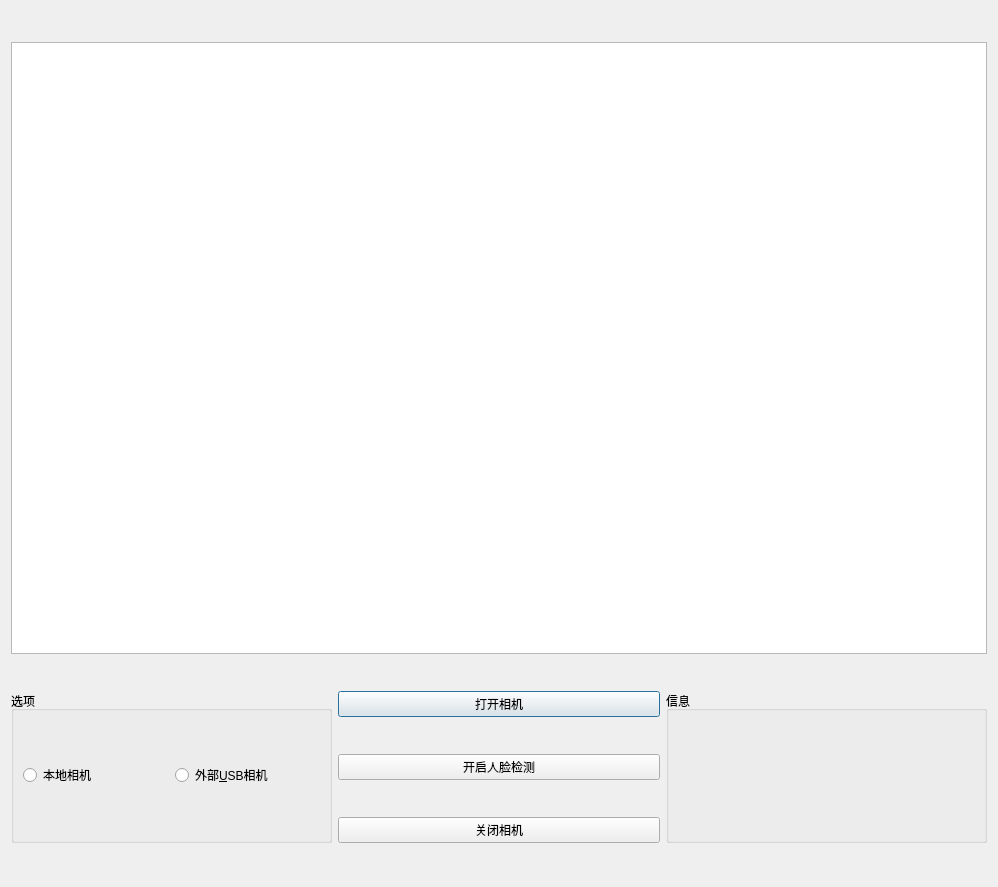
First picture: the form in src/face_detect.ui, repository wangrichaoren/ToolBox, before the edit.
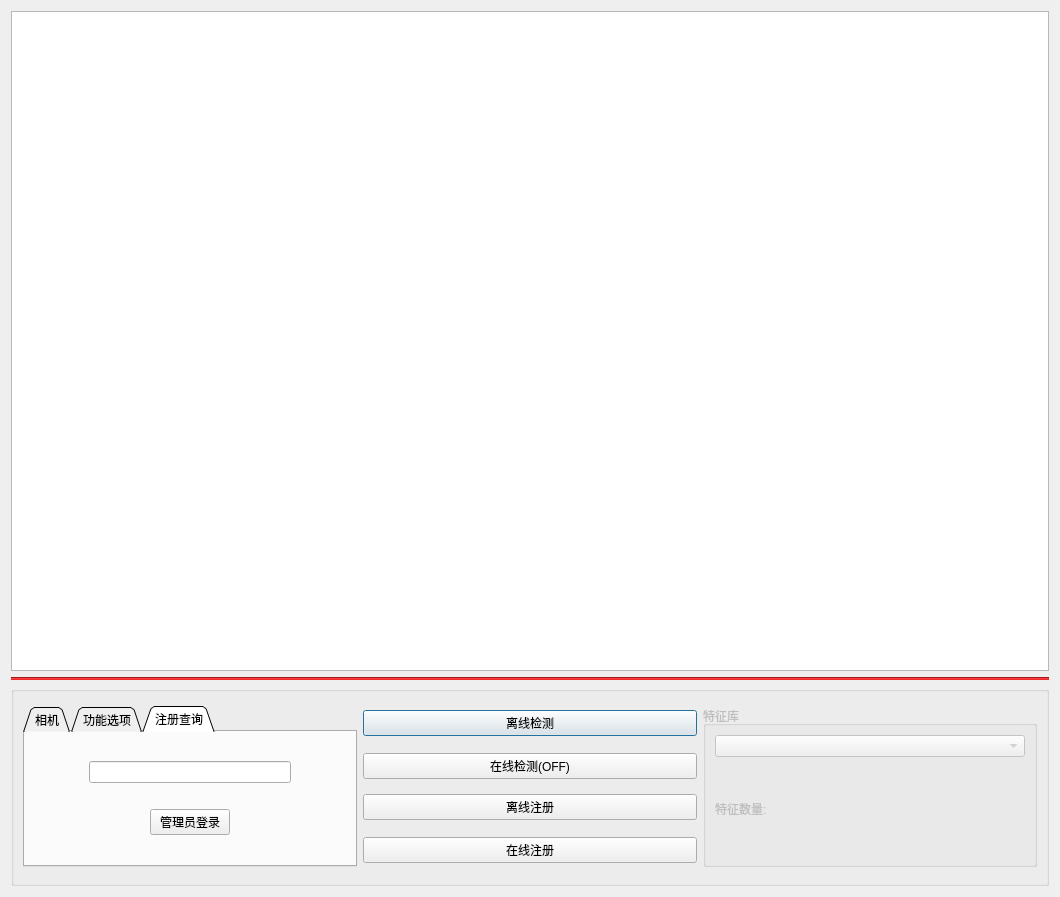
Second picture: the form after the edit. The open tabs and pages were chosen to show the change.

Commit message: feat: 完善人脸识别系统

```diff
--- a/src/face_detect.ui
+++ b/src/face_detect.ui
@@ -6,87 +6,274 @@
    <rect>
     <x>0</x>
     <y>0</y>
-    <width>994</width>
-    <height>887</height>
+    <width>1060</width>
+    <height>897</height>
    </rect>
   </property>
   <property name="windowTitle">
    <string>人脸识别</string>
   </property>
   <layout class="QGridLayout" name="gridLayout">
-   <item row="0" column="0" colspan="3">
-    <widget class="QGraphicsView" name="graphicsView">
+   <item row="2" column="0">
+    <widget class="Line" name="line">
+     <property name="styleSheet">
+      <string notr="true">color: rgb(239, 41, 41);
+background-color: rgb(239, 41, 41);</string>
+     </property>
+     <property name="orientation">
+      <enum>Qt::Horizontal</enum>
+     </property>
+    </widget>
+   </item>
+   <item row="1" column="0">
+    <widget class="QGraphicsView" name="main_graphicsView">
+     <property name="styleSheet">
+      <string notr="true"/>
+     </property>
+    </widget>
+   </item>
+   <item row="3" column="0">
+    <widget class="QGroupBox" name="groupBox">
      <property name="sizePolicy">
-      <sizepolicy hsizetype="Fixed" vsizetype="Fixed">
+      <sizepolicy hsizetype="Preferred" vsizetype="Fixed">
        <horstretch>0</horstretch>
        <verstretch>0</verstretch>
       </sizepolicy>
      </property>
      <property name="minimumSize">
       <size>
-       <width>976</width>
-       <height>612</height>
+       <width>0</width>
+       <height>200</height>
       </size>
      </property>
-     <property name="maximumSize">
-      <size>
-       <width>976</width>
-       <height>612</height>
-      </size>
+     <property name="styleSheet">
+      <string notr="true"/>
      </property>
-    </widget>
-   </item>
-   <item row="1" column="0" rowspan="3">
-    <widget class="QGroupBox" name="groupBox">
      <property name="title">
-      <string>选项</string>
+      <string/>
      </property>
      <layout class="QGridLayout" name="gridLayout_2">
-      <item row="0" column="0">
-       <widget class="QRadioButton" name="radioButton">
-        <property name="text">
-         <string>本地相机</string>
-        </property>
-       </widget>
-      </item>
       <item row="0" column="1">
-       <widget class="QRadioButton" name="radioButton_2">
+       <widget class="QPushButton" name="offline_det_btn">
         <property name="text">
-         <string>外部&amp;USB相机</string>
+         <string>离线检测</string>
         </property>
        </widget>
       </item>
+      <item row="1" column="1">
+       <widget class="QPushButton" name="online_det_btn">
+        <property name="text">
+         <string>在线检测(OFF)</string>
+        </property>
+       </widget>
+      </item>
+      <item row="2" column="1">
+       <widget class="QPushButton" name="offline_reg_btn">
+        <property name="text">
+         <string>离线注册</string>
+        </property>
+       </widget>
+      </item>
+      <item row="3" column="1">
+       <widget class="QPushButton" name="online_reg_btn">
+        <property name="text">
+         <string>在线注册</string>
+        </property>
+       </widget>
+      </item>
+      <item row="0" column="0" rowspan="4">
+       <widget class="QTabWidget" name="tabWidget">
+        <property name="sizePolicy">
+         <sizepolicy hsizetype="Preferred" vsizetype="Preferred">
+          <horstretch>0</horstretch>
+          <verstretch>0</verstretch>
+         </sizepolicy>
+        </property>
+        <property name="tabShape">
+         <enum>QTabWidget::Triangular</enum>
+        </property>
+        <property name="currentIndex">
+         <number>0</number>
+        </property>
+        <widget class="QWidget" name="tab">
+         <attribute name="title">
+          <string>相机</string>
+         </attribute>
+         <layout class="QGridLayout" name="gridLayout_3">
+          <item row="0" column="0">
+           <widget class="QRadioButton" name="local_radioButton">
+            <property name="text">
+             <string>本地相机</string>
+            </property>
+           </widget>
+          </item>
+          <item row="0" column="1">
+           <widget class="QRadioButton" name="astra_radioButton">
+            <property name="text">
+             <string>乐视三合一相机</string>
+            </property>
+           </widget>
+          </item>
+          <item row="0" column="2">
+           <widget class="QRadioButton" name="radioButton">
+            <property name="enabled">
+             <bool>false</bool>
+            </property>
+            <property name="text">
+             <string>其他</string>
+            </property>
+           </widget>
+          </item>
+         </layout>
+        </widget>
+        <widget class="QWidget" name="tab_2">
+         <attribute name="title">
+          <string>功能选项</string>
+         </attribute>
+         <layout class="QGridLayout" name="gridLayout_4">
+          <item row="0" column="0">
+           <widget class="QRadioButton" name="offline_radioButton">
+            <property name="text">
+             <string>离线识别</string>
+            </property>
+           </widget>
+          </item>
+          <item row="0" column="1">
+           <widget class="QRadioButton" name="live_radioButton">
+            <property name="text">
+             <string>活体识别</string>
+            </property>
+           </widget>
+          </item>
+          <item row="0" column="2">
+           <widget class="QRadioButton" name="feature_radioButton">
+            <property name="text">
+             <string>特征识别</string>
+            </property>
+           </widget>
+          </item>
+         </layout>
+        </widget>
+        <widget class="QWidget" name="tab_3">
+         <attribute name="title">
+          <string>注册查询</string>
+         </attribute>
+         <layout class="QGridLayout" name="gridLayout_5">
+          <item row="1" column="2">
+           <widget class="QPushButton" name="admin_btn">
+            <property name="text">
+             <string>管理员登录</string>
+            </property>
+           </widget>
+          </item>
+          <item row="1" column="3">
+           <spacer name="horizontalSpacer_3">
+            <property name="orientation">
+             <enum>Qt::Horizontal</enum>
+            </property>
+            <property name="sizeHint" stdset="0">
+             <size>
+              <width>40</width>
+              <height>20</height>
+             </size>
+            </property>
+           </spacer>
+          </item>
+          <item row="1" column="0">
+           <spacer name="horizontalSpacer">
+            <property name="orientation">
+             <enum>Qt::Horizontal</enum>
+            </property>
+            <property name="sizeHint" stdset="0">
+             <size>
+              <width>40</width>
+              <height>20</height>
+             </size>
+            </property>
+           </spacer>
+          </item>
+          <item row="1" column="4">
+           <spacer name="horizontalSpacer_2">
+            <property name="orientation">
+             <enum>Qt::Horizontal</enum>
+            </property>
+            <property name="sizeHint" stdset="0">
+             <size>
+              <width>40</width>
+              <height>20</height>
+             </size>
+            </property>
+           </spacer>
+          </item>
+          <item row="1" column="1">
+           <spacer name="horizontalSpacer_4">
+            <property name="orientation">
+             <enum>Qt::Horizontal</enum>
+            </property>
+            <property name="sizeHint" stdset="0">
+             <size>
+              <width>40</width>
+              <height>20</height>
+             </size>
+            </property>
+           </spacer>
+          </item>
+          <item row="0" column="1" colspan="3">
+           <widget class="QLineEdit" name="lineEdit">
+            <property name="text">
+             <string/>
+            </property>
+            <property name="echoMode">
+             <enum>QLineEdit::Password</enum>
+            </property>
+           </widget>
+          </item>
+         </layout>
+        </widget>
+       </widget>
+      </item>
+      <item row="0" column="2" rowspan="4">
+       <widget class="QGroupBox" name="groupBox_2">
+        <property name="enabled">
+         <bool>false</bool>
+        </property>
+        <property name="title">
+         <string>特征库</string>
+        </property>
+        <layout class="QGridLayout" name="gridLayout_6">
+         <item row="1" column="0">
+          <widget class="QLabel" name="label">
+           <property name="text">
+            <string>特征数量:</string>
+           </property>
+          </widget>
+         </item>
+         <item row="1" column="1">
+          <widget class="QLabel" name="num_label">
+           <property name="font">
+            <font>
+             <pointsize>50</pointsize>
+             <weight>75</weight>
+             <bold>true</bold>
+            </font>
+           </property>
+           <property name="text">
+            <string/>
+           </property>
+           <property name="alignment">
+            <set>Qt::AlignCenter</set>
+           </property>
+          </widget>
+         </item>
+         <item row="0" column="0" colspan="2">
+          <widget class="QComboBox" name="comboBox"/>
+         </item>
+        </layout>
+       </widget>
+      </item>
      </layout>
     </widget>
    </item>
-   <item row="1" column="1">
-    <widget class="QPushButton" name="pushButtonOpenCam">
-     <property name="text">
-      <string>打开相机</string>
-     </property>
-    </widget>
-   </item>
-   <item row="1" column="2" rowspan="3">
-    <widget class="QGroupBox" name="groupBox_2">
-     <property name="title">
-      <string>信息</string>
-     </property>
-    </widget>
-   </item>
-   <item row="2" column="1">
-    <widget class="QPushButton" name="pushButtonDet">
-     <property name="text">
-      <string>开启人脸检测</string>
-     </property>
-    </widget>
-   </item>
-   <item row="3" column="1">
-    <widget class="QPushButton" name="pushButtonCloseCam">
-     <property name="text">
-      <string>关闭相机</string>
-     </property>
-    </widget>
-   </item>
   </layout>
  </widget>
  <resources/>
```
The commit also changes 7 other files.
